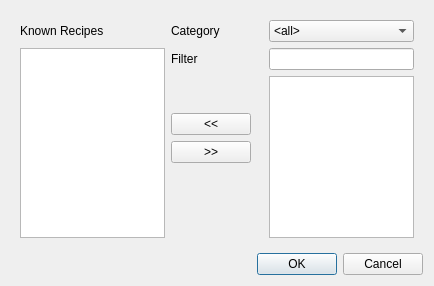
This is starcheat/templates/Blueprints.ui in wizzomafizzo/starcheat as Qt 5 draws it before an edit. The edited form follows.
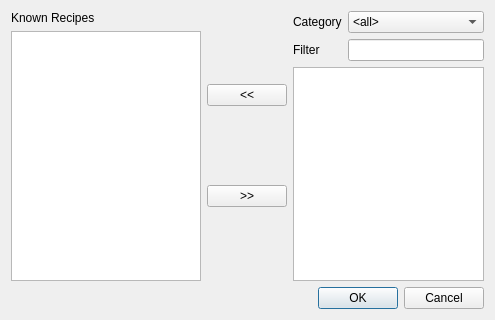
This is the edited form.

The edit to the form file:
```diff
--- a/starcheat/templates/Blueprints.ui
+++ b/starcheat/templates/Blueprints.ui
@@ -9,81 +9,87 @@
    <rect>
     <x>0</x>
     <y>0</y>
-    <width>434</width>
-    <height>286</height>
+    <width>495</width>
+    <height>320</height>
    </rect>
   </property>
   <property name="windowTitle">
    <string>Manage Recipes</string>
   </property>
-  <layout class="QGridLayout" name="gridLayout">
+  <layout class="QGridLayout" name="gridLayout_4">
    <item row="0" column="0">
-    <widget class="QFrame" name="frame">
      <layout class="QGridLayout" name="gridLayout_2">
-      <item row="2" column="5" rowspan="5">
-       <widget class="QListWidget" name="available_blueprints"/>
-      </item>
-      <item row="3" column="2">
+     <item row="0" column="0">
+      <widget class="QLabel" name="known_label">
+       <property name="text">
+        <string>Known Recipes</string>
+       </property>
+      </widget>
+     </item>
+     <item row="1" column="0">
+      <widget class="QListWidget" name="known_blueprints"/>
+     </item>
+    </layout>
+   </item>
+   <item row="0" column="1">
+    <layout class="QGridLayout" name="gridLayout_3">
+     <item row="0" column="0">
        <widget class="QPushButton" name="add_button">
         <property name="text">
          <string>&lt;&lt;</string>
         </property>
        </widget>
       </item>
-      <item row="0" column="5">
-       <widget class="QComboBox" name="category">
-        <item>
-         <property name="text">
-          <string>&lt;all&gt;</string>
-         </property>
-        </item>
-       </widget>
-      </item>
-      <item row="4" column="2">
+     <item row="1" column="0">
        <widget class="QPushButton" name="remove_button">
         <property name="text">
          <string>&gt;&gt;</string>
         </property>
        </widget>
       </item>
-      <item row="1" column="5">
-       <widget class="QLineEdit" name="filter">
-        <property name="inputMask">
-         <string/>
-        </property>
-        <property name="text">
-         <string/>
-        </property>
-       </widget>
-      </item>
-      <item row="1" column="0" rowspan="6">
-       <widget class="QListWidget" name="known_blueprints"/>
-      </item>
+    </layout>
+   </item>
+   <item row="0" column="2">
+    <layout class="QGridLayout" name="gridLayout">
       <item row="0" column="0">
-       <widget class="QLabel" name="known_label">
-        <property name="text">
-         <string>Known Recipes</string>
-        </property>
-       </widget>
-      </item>
-      <item row="0" column="2" colspan="3">
        <widget class="QLabel" name="category_label">
         <property name="text">
          <string>Category</string>
         </property>
        </widget>
       </item>
-      <item row="1" column="2">
+     <item row="0" column="1">
+      <widget class="QComboBox" name="category">
+       <item>
+        <property name="text">
+         <string>&lt;all&gt;</string>
+        </property>
+       </item>
+      </widget>
+     </item>
+     <item row="1" column="0">
        <widget class="QLabel" name="filter_label">
         <property name="text">
          <string>Filter</string>
         </property>
        </widget>
       </item>
-     </layout>
-    </widget>
-   </item>
-   <item row="1" column="0">
+     <item row="1" column="1">
+      <widget class="QLineEdit" name="filter">
+       <property name="inputMask">
+        <string/>
+       </property>
+       <property name="text">
+        <string/>
+       </property>
+      </widget>
+     </item>
+     <item row="2" column="0" colspan="2">
+      <widget class="QListWidget" name="available_blueprints"/>
+     </item>
+    </layout>
+   </item>
+   <item row="1" column="2">
     <widget class="QDialogButtonBox" name="buttonBox">
      <property name="orientation">
       <enum>Qt::Horizontal</enum>
```
Lines whose indentation alone changed are shown as unchanged.
